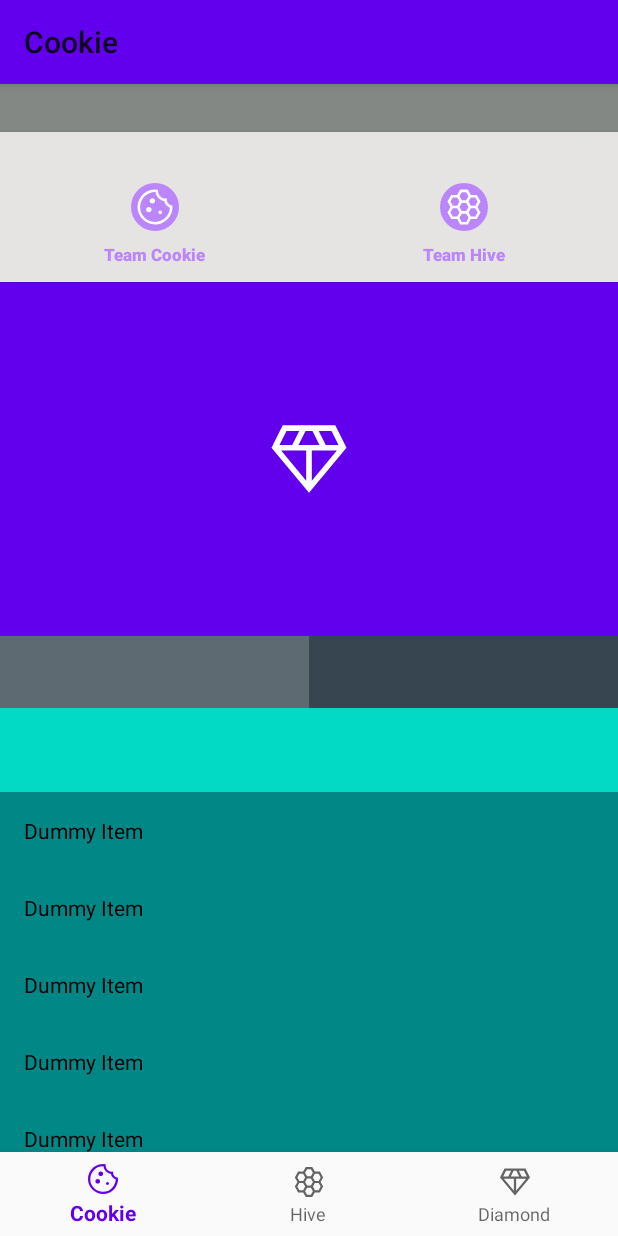
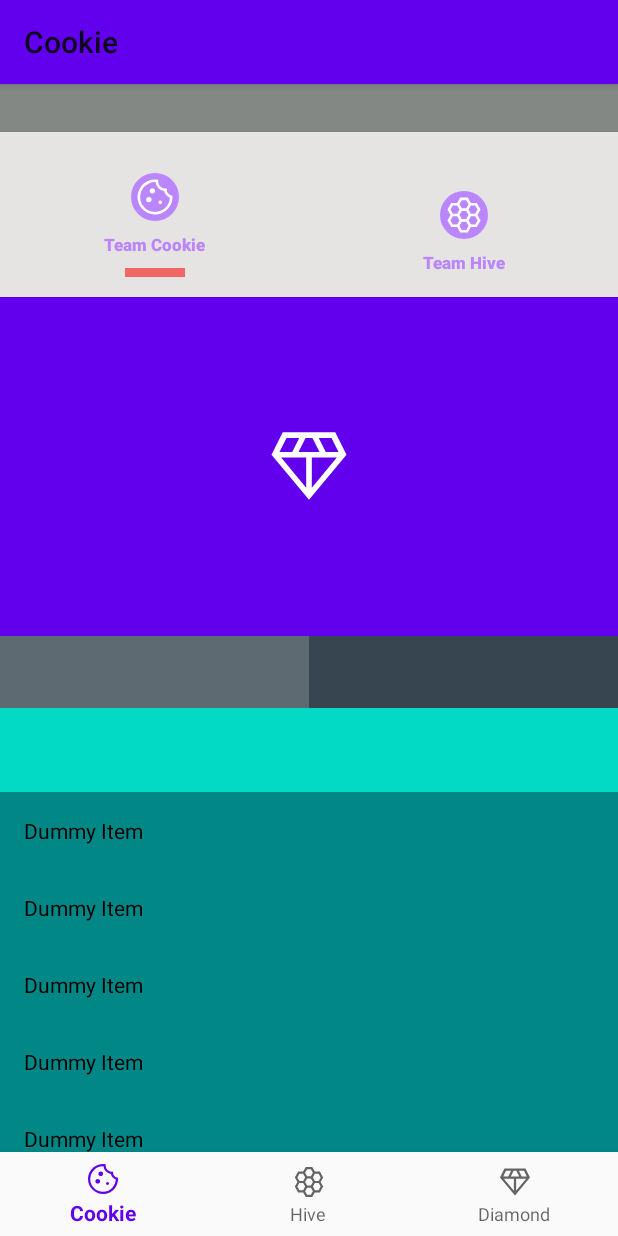
Before and after one commit to benoithebrard/MatchMotionLayout, an Android app: the screen it shows after launch (MainActivity), on a phone screen of 412 x 824 dp. Run offline under Robolectric (Android 15) with nearby library versions, the phone set to English and light mode, and no system bars; our stand-ins replace data binding, navigation-ui.

```diff
--- a/app/src/main/res/layout/fragment_football.xml
+++ b/app/src/main/res/layout/fragment_football.xml
@@ -14,7 +14,7 @@
     <androidx.constraintlayout.motion.widget.MotionLayout
         android:layout_width="match_parent"
         android:layout_height="match_parent"
-        android:background="@android:color/holo_blue_dark"
+        android:background="@color/no_man_sky_500"
         app:layoutDescription="@xml/football_collapsing_animation_scene">
 
         <View
@@ -40,10 +40,11 @@
             android:background="@drawable/icon_background"
             android:elevation="1dp"
             android:padding="2dp"
-            app:layout_constraintBottom_toTopOf="@id/guideline_header_bottom"
+            app:layout_constraintBottom_toTopOf="@id/first_team_name"
             app:layout_constraintEnd_toStartOf="@id/guideline_middle_horizontal"
             app:layout_constraintStart_toStartOf="parent"
             app:layout_constraintTop_toBottomOf="@id/top_info_banner"
+            app:layout_constraintVertical_chainStyle="packed"
             app:srcCompat="@drawable/cookie"
             app:tint="@color/white" />
 
@@ -71,6 +72,7 @@
             android:text="Team Cookie"
             android:textColor="@color/purple_200"
             android:textSize="11sp"
+            app:layout_constraintBottom_toTopOf="@id/guideline_header_bottom"
             app:layout_constraintEnd_toEndOf="@id/first_team_icon"
             app:layout_constraintStart_toStartOf="@id/first_team_icon"
             app:layout_constraintTop_toBottomOf="@id/first_team_icon" />
@@ -89,12 +91,23 @@
             app:layout_constraintStart_toStartOf="@id/second_team_icon"
             app:layout_constraintTop_toBottomOf="@id/second_team_icon" />
 
+        <View
+            android:id="@+id/first_team_form"
+            android:layout_width="40dp"
+            android:layout_height="6dp"
+            android:layout_marginTop="8dp"
+            android:background="@color/no_man_sky_300"
+            android:elevation="1dp"
+            app:layout_constraintEnd_toStartOf="@id/guideline_middle_horizontal"
+            app:layout_constraintStart_toStartOf="parent"
+            app:layout_constraintTop_toBottomOf="@id/first_team_name" />
+
         <androidx.constraintlayout.widget.Guideline
             android:id="@+id/guideline_header_bottom"
             android:layout_width="wrap_content"
             android:layout_height="wrap_content"
             android:orientation="horizontal"
-            app:layout_constraintGuide_begin="132dp" />
+            app:layout_constraintGuide_begin="142dp" />
 
         <androidx.constraintlayout.widget.Guideline
             android:id="@+id/guideline_middle_horizontal"
@@ -106,7 +119,7 @@
         <FrameLayout
             android:id="@+id/streaming_player"
             android:layout_width="match_parent"
-            android:layout_height="236dp"
+            android:layout_height="226dp"
             android:background="@color/purple_500"
             app:layout_constraintTop_toBottomOf="@id/guideline_header_bottom">
 
--- a/app/src/main/res/xml/football_collapsing_animation_scene.xml
+++ b/app/src/main/res/xml/football_collapsing_animation_scene.xml
@@ -24,11 +24,12 @@
             android:layout_width="32dp"
             android:layout_height="32dp"
             android:padding="2dp"
-            motion:layout_constraintBottom_toTopOf="@id/guideline_header_bottom"
+            motion:layout_constraintBottom_toTopOf="@id/first_team_name"
             motion:layout_constraintEnd_toStartOf="@id/guideline_middle_horizontal"
             motion:layout_constraintHorizontal_bias=".5"
             motion:layout_constraintStart_toStartOf="parent"
-            motion:layout_constraintTop_toBottomOf="@id/top_info_banner" />
+            motion:layout_constraintTop_toBottomOf="@id/top_info_banner"
+            motion:layout_constraintVertical_chainStyle="packed" />
 
         <Constraint
             android:id="@id/second_team_icon"
@@ -55,6 +56,7 @@
             android:layout_width="wrap_content"
             android:layout_height="wrap_content"
             android:layout_marginTop="8dp"
+            motion:layout_constraintBottom_toTopOf="@id/guideline_header_bottom"
             motion:layout_constraintEnd_toEndOf="@id/first_team_icon"
             motion:layout_constraintStart_toStartOf="@id/first_team_icon"
             motion:layout_constraintTop_toBottomOf="@id/first_team_icon" />
@@ -126,5 +128,15 @@
             motion:layout_constraintStart_toEndOf="@id/second_team_icon"
             motion:layout_constraintTop_toTopOf="@id/second_team_icon" />
 
+        <Constraint
+            android:id="@+id/first_team_form"
+            android:layout_width="40dp"
+            android:layout_height="6dp"
+            android:alpha="0"
+            android:background="@color/no_man_sky_300"
+            motion:layout_constraintEnd_toStartOf="@id/guideline_middle_horizontal"
+            motion:layout_constraintStart_toStartOf="parent"
+            motion:layout_constraintTop_toBottomOf="@id/first_team_name" />
+
     </ConstraintSet>
 </MotionScene>
```
